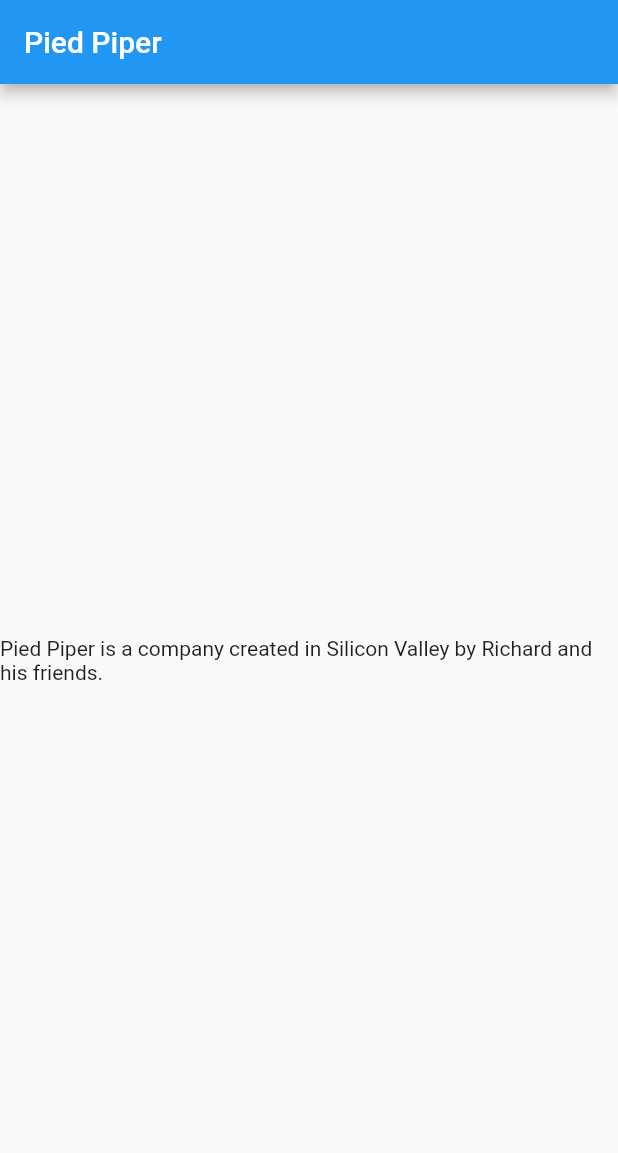
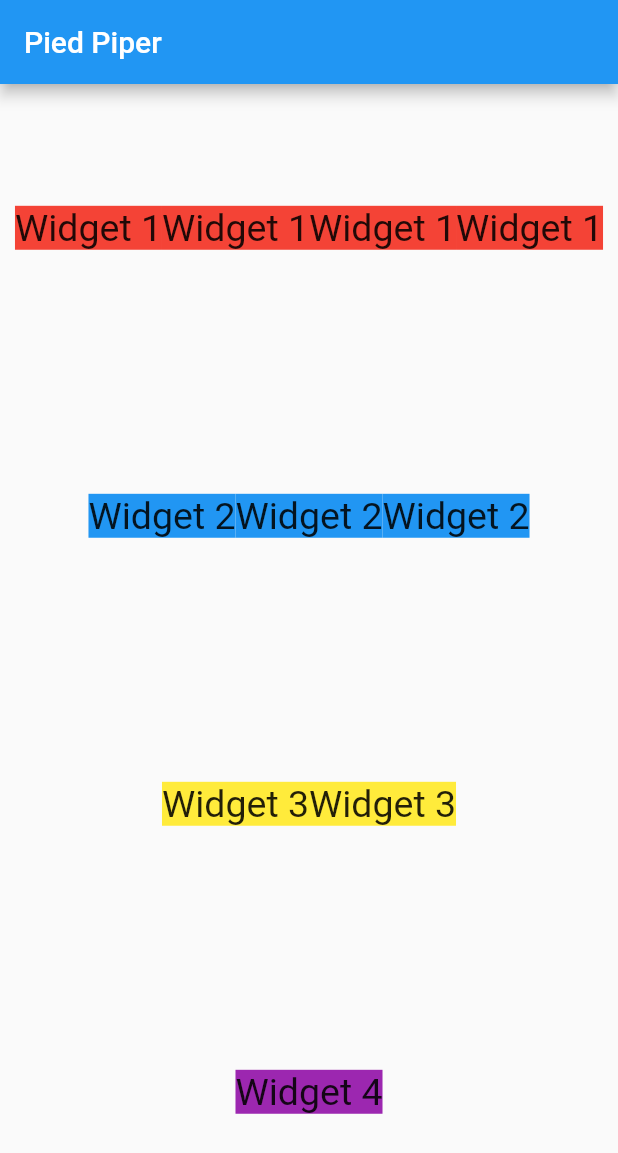
Before and after one commit to victormatta/Trainning-Flutter, a Flutter app: the screen it shows after launch, on a phone screen of 412 x 824 dp. Shown: the top 1153 px of the screen. Run offline on Flutter 3.47's test engine with Material 2 defaults, Android fonts, the phone set to English and light mode, and no system bars.

Commit message:
Starting app

```diff
--- a/lib/main.dart
+++ b/lib/main.dart
@@ -3,15 +3,28 @@
 void main() {
   runApp(const MyApp(
     titleApp: "Pied Piper",
-    textMain:
-        "Pied Piper is a company created in Silicon Valley by Richard and his friends.",
+    textMain1: "Widget 1",
+    textMain2: "Widget 2",
+    textMain3: "Widget 3",
+    textMain4: "Widget 4",
   ));
 }
 
 class MyApp extends StatefulWidget {
   final String? titleApp;
-  final String? textMain;
-  const MyApp({super.key, this.titleApp, this.textMain});
+  final String? textMain1;
+  final String? textMain2;
+  final String? textMain3;
+  final String? textMain4;
+
+  const MyApp({
+    super.key,
+    this.titleApp,
+    this.textMain1,
+    this.textMain2,
+    this.textMain3,
+    this.textMain4,
+  });
 
   @override
   State<MyApp> createState() => _MyAppState();
@@ -25,8 +38,70 @@
         appBar: AppBar(
           title: Text(widget.titleApp!),
         ),
-        body: Center(
-          child: Text(widget.textMain!),
+        body: Column(
+          mainAxisAlignment: MainAxisAlignment.spaceAround,
+          children: [
+            Row(
+              mainAxisAlignment: MainAxisAlignment.center,
+              children: [
+                Text(
+                  widget.textMain1!,
+                  style: const TextStyle(
+                      fontSize: 25, backgroundColor: Colors.red),
+                ),
+                Text(
+                  widget.textMain1!,
+                  style: const TextStyle(
+                      fontSize: 25, backgroundColor: Colors.red),
+                ),
+                Text(
+                  widget.textMain1!,
+                  style: const TextStyle(
+                      fontSize: 25, backgroundColor: Colors.red),
+                ),
+                Text(
+                  widget.textMain1!,
+                  style: const TextStyle(
+                      fontSize: 25, backgroundColor: Colors.red),
+                ),
+              ],
+            ),
+            Row(
+              mainAxisAlignment: MainAxisAlignment.center,
+              children: [
+                Text(widget.textMain2!,
+                    style: const TextStyle(
+                        fontSize: 25, backgroundColor: Colors.blue)),
+                Text(widget.textMain2!,
+                    style: const TextStyle(
+                        fontSize: 25, backgroundColor: Colors.blue)),
+                Text(widget.textMain2!,
+                    style: const TextStyle(
+                        fontSize: 25, backgroundColor: Colors.blue)),
+              ],
+            ),
+            Row(
+              mainAxisAlignment: MainAxisAlignment.center,
+              children: [
+                Text(widget.textMain3!,
+                    style: const TextStyle(
+                        fontSize: 25, backgroundColor: Colors.yellow)),
+                Text(widget.textMain3!,
+                    style: const TextStyle(
+                        fontSize: 25, backgroundColor: Colors.yellow)),
+              ],
+            ),
+            Row(
+              mainAxisAlignment: MainAxisAlignment.center,
+              children: [
+                Text(
+                  widget.textMain4!,
+                  style: const TextStyle(
+                      fontSize: 25, backgroundColor: Colors.purple),
+                ),
+              ],
+            )
+          ],
         ),
       ),
     );
```
